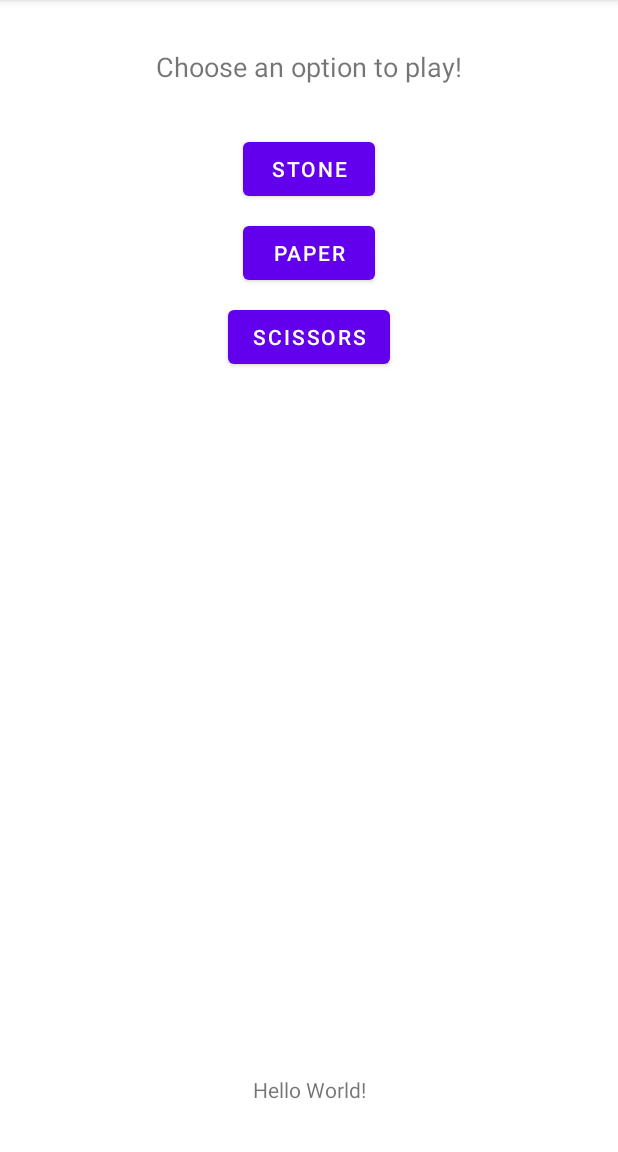
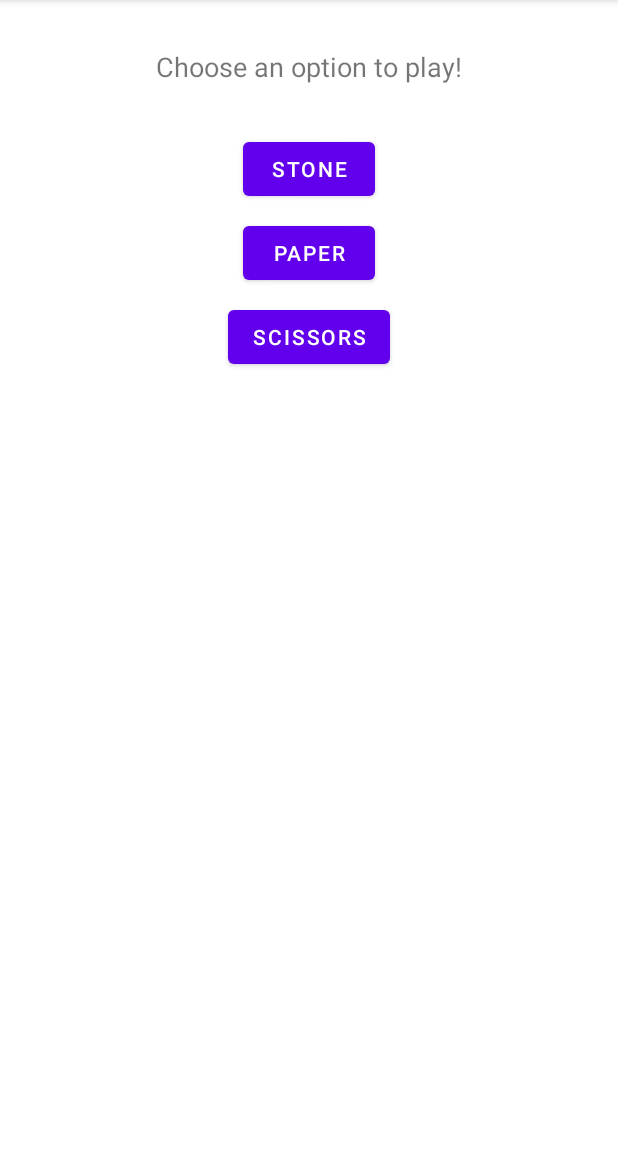
Before and after one commit to devstromo/rock-paper-scissors-kotlin-c, an Android app: the screen it shows after launch (MainActivity), on a phone screen of 412 x 824 dp, the part 84-1236 px from its top. Run offline under Robolectric (Android 15) with nearby library versions, the phone set to English and light mode, and no system bars; 1 statement that could not run was skipped.

Commit message:
Rock Paper Scissors | remove initial layout text

```diff
--- a/app/src/main/res/layout/activity_main.xml
+++ b/app/src/main/res/layout/activity_main.xml
@@ -52,15 +52,4 @@
         app:layout_constraintEnd_toEndOf="parent"
         android:layout_marginTop="8dp"/>
 
-    <!-- Original sample text -->
-    <TextView
-        android:id="@+id/sample_text"
-        android:layout_width="wrap_content"
-        android:layout_height="wrap_content"
-        android:text="Hello World!"
-        app:layout_constraintBottom_toBottomOf="parent"
-        app:layout_constraintEnd_toEndOf="parent"
-        app:layout_constraintStart_toStartOf="parent"
-        android:layout_marginBottom="32dp"/>
-
 </androidx.constraintlayout.widget.ConstraintLayout>
```
